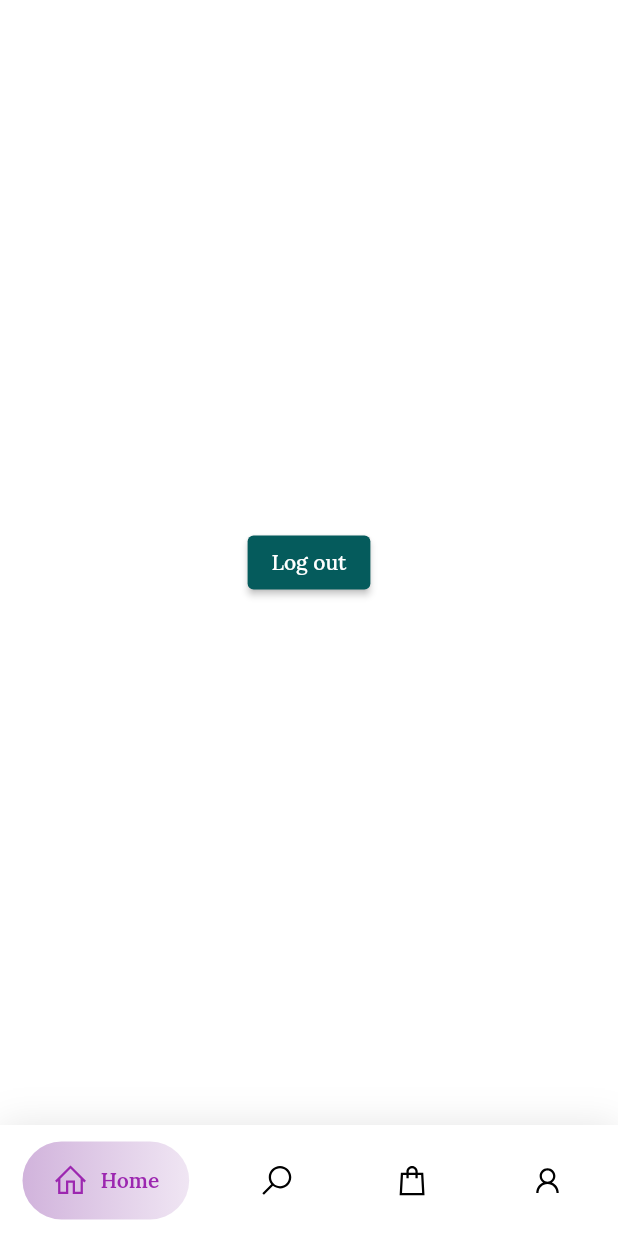
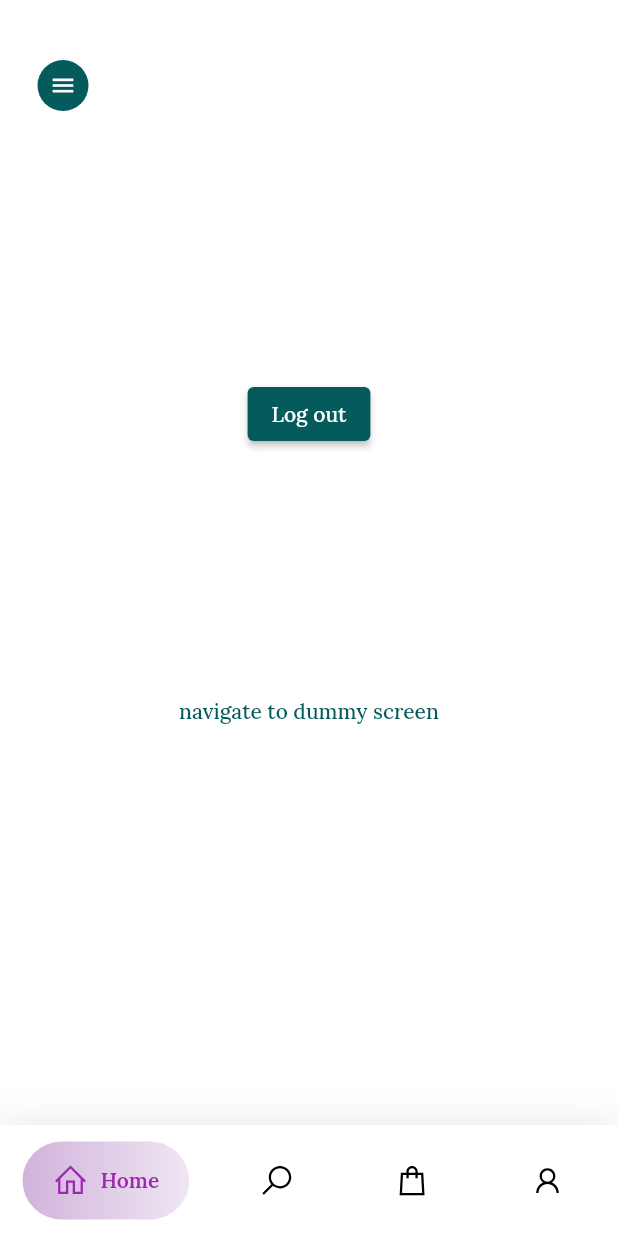
Before and after one commit to vaddiVaraPrasad/xerox, a Flutter app: the screen it shows once a user with an empty profile is signed in, on a phone screen of 412 x 824 dp. Run offline on Flutter 3.47's test engine with Material 2 defaults, Android fonts, the phone set to English and light mode, and no system bars; drawn by our look-alikes of google_nav_bar; our stand-ins replace cloud_firestore, firebase_auth, firebase_core, firebase_storage, font_awesome_flutter, get and 5 more; accounts and stored records are empty.

Commit message:
added drawers testing in subbranch

```diff
--- a/lib/main.dart
+++ b/lib/main.dart
@@ -12,14 +12,18 @@ import "./screens/auth/forget_password_Screen.dart";
 import "./screens/nav_drawers/navBar.dart";
 import "./screens/nav_drawers/drawer_screen.dart";
 
-import 'screens/home_screen.dart';
-import "screens/about_us_Screen.dart";
-import "screens/cart_Screen.dart";
-import "screens/ContactUs.dart";
-import "screens/orders_Screen.dart";
-import "screens/profile_Screen.dart";
-import "screens/rewards_screen.dart";
-import "screens/search_shop_screen.dart";
+import 'screens/dummy_screen.dart';
+import 'screens/home/home_nav_drawer_stack.dart';
+import 'screens/navBar_Screens/cart_Screen.dart';
+import "screens/drawer_Screens/ContactUs.dart";
+import "screens/navBar_Screens/home_screen.dart";
+import "screens/drawer_Screens/about_us_Screen.dart";
+import "screens/navBar_Screens/profile_Screen.dart";
+import "screens/drawer_Screens/orders_Screen.dart";
+import "screens/drawer_Screens/rewards_screen.dart";
+import "screens/navBar_Screens/search_shop_screen.dart";
+
+
 
 void main() async {
   WidgetsFlutterBinding.ensureInitialized();
@@ -53,7 +57,7 @@ class Xerox extends StatelessWidget {
         stream: FirebaseAuth.instance.authStateChanges(),
         builder: (context, snapshot) {
           if (snapshot.hasData) {
-            return const ButtonNavigationBar();
+            return const HomeNavDrawerSlider();
           } else if (snapshot.connectionState == ConnectionState.waiting) {
             return const CircularProgressIndicator();
           } else {
@@ -71,7 +75,8 @@ class Xerox extends StatelessWidget {
         OrderScreen.routeName: (context) => const OrderScreen(),
         ProfilePage.routeName: (context) => const ProfilePage(),
         rewardsScreen.routeName: (context) => const rewardsScreen(),
-        SearchShop.routeName: (context) => const SearchShop()
+        SearchShop.routeName: (context) => const SearchShop(),
+        DummyScreen.routeName : (context) => const DummyScreen()
       },
     );
   }
--- a/lib/screens/auth/forget_password_Screen.dart
+++ b/lib/screens/auth/forget_password_Screen.dart
@@ -103,7 +103,7 @@ class _ForgetPasswordScreenState extends State<ForgetPasswordScreen> {
           Expanded(
               flex: 5,
               child: Image.asset(
-                "image/forgotPassword.png",
+                "assets/image/forgotPassword.png",
                 fit: BoxFit.cover,
               )),
           Expanded(
--- a/lib/screens/auth/login_Screen.dart
+++ b/lib/screens/auth/login_Screen.dart
@@ -362,7 +362,7 @@ class _LoginScreenState extends State<LoginScreen> {
                             mainAxisAlignment: MainAxisAlignment.spaceEvenly,
                             children: [
                               Image.asset(
-                                "image/google.png",
+                                "assets/image/google.png",
                                 fit: BoxFit.cover,
                               ),
                               const Text(
--- a/lib/screens/auth/register_screen.dart
+++ b/lib/screens/auth/register_screen.dart
@@ -191,7 +191,7 @@ class _RegisterScreenState extends State<RegisterScreen> {
                             ? InkWell(
                                 onTap: pickProfilePic,
                                 child: Image.asset(
-                                  "image/add_profile_border.png",
+                                  "assets/image/add_profile_border.png",
                                   color: ColorPallets.deepBlue,
                                   height: 60,
                                   width: 60,
--- /dev/null
+++ b/lib/screens/home/home_nav_drawer_stack.dart
@@ -0,0 +1,95 @@
+import "package:flutter/material.dart";
+import 'package:xerox/utils/color_pallets.dart';
+
+import "../nav_drawers/drawer_screen.dart";
+import "../nav_drawers/navBar.dart";
+
+class HomeNavDrawerSlider extends StatefulWidget {
+  const HomeNavDrawerSlider({super.key});
+
+  @override
+  State<HomeNavDrawerSlider> createState() => _HomeNavDrawerSliderState();
+}
+
+class _HomeNavDrawerSliderState extends State<HomeNavDrawerSlider> {
+  double xOffset = 0;
+  double yOffset = 0;
+  double scaleFactor = 1;
+
+  bool isDrawerOpen = false;
+
+  @override
+  Widget build(BuildContext context) {
+    return Stack(
+      children: [
+        const HiddenDrawer(),
+        AnimatedContainer(
+          decoration: BoxDecoration(borderRadius: BorderRadius.circular(70)),
+          transform: Matrix4.translationValues(xOffset, yOffset, 0)
+            ..scale(scaleFactor),
+          duration: const Duration(milliseconds: 300),
+          child: const ButtonNavigationBar(),
+        ),
+        AnimatedContainer(
+          transform: Matrix4.translationValues(xOffset, yOffset, 0)
+            ..scale(scaleFactor),
+          duration: const Duration(milliseconds: 300),
+          child: Align(
+              alignment: Alignment.topLeft,
+              child: !isDrawerOpen
+                  ? GestureDetector(
+                      onTap: () {
+                        print("menu button is presssed on home screen");
+                        setState(() {
+                          xOffset = 230;
+                          yOffset = 150;
+                          scaleFactor = .6;
+                          isDrawerOpen = true;
+                        });
+                      },
+                      child: Container(
+                          decoration: BoxDecoration(
+                            borderRadius: BorderRadius.circular(40),
+                            color: ColorPallets.deepBlue,
+                          ),
+                          padding: const EdgeInsets.all(8),
+                          margin: const EdgeInsets.only(top: 40, left: 25),
+                          child: const Icon(
+                            Icons.menu,
+                            color: ColorPallets.white,
+                            size: 18,
+                          )),
+                    )
+                  : GestureDetector(
+                      onTap: () {
+                        print("back button is pressed ");
+                        setState(() {
+                          xOffset = 0;
+                          yOffset = 0;
+                          scaleFactor = 1;
+                          isDrawerOpen = false;
+                        });
+                      },
+                      child: Container(
+                          decoration: BoxDecoration(
+                            borderRadius: BorderRadius.circular(40),
+                            color: ColorPallets.deepBlue,
+                          ),
+                          padding: const EdgeInsets.only(
+                            left: 10,
+                            right: 8,
+                            top: 8,
+                            bottom: 8,
+                          ),
+                          margin: const EdgeInsets.only(top: 40, left: 25),
+                          child: const Icon(
+                            Icons.arrow_back_ios,
+                            size: 30,
+                            color: ColorPallets.white,
+                          )),
+                    )),
+        )
+      ],
+    );
+  }
+}
--- a/lib/screens/home_screen.dart
+++ /dev/null
@@ -1,21 +0,0 @@
-import "package:flutter/material.dart";
-
-import "package:firebase_auth/firebase_auth.dart";
-
-class HomeScreen extends StatelessWidget {
-  static const routeName = "/homeScreen";
-
-  const HomeScreen({super.key});
-
-  @override
-  Widget build(BuildContext context) {
-    return Center(
-      child: ElevatedButton(
-        onPressed: () async {
-          await FirebaseAuth.instance.signOut();
-        },
-        child: Text("Log out"),
-      ),
-    );
-  }
-}
--- /dev/null
+++ b/lib/screens/navBar_Screens/home_screen.dart
@@ -0,0 +1,43 @@
+import "package:flutter/material.dart";
+
+import "package:firebase_auth/firebase_auth.dart";
+import 'package:xerox/screens/dummy_screen.dart';
+
+class HomeScreen extends StatefulWidget {
+  static const routeName = "/homeScreen";
+
+  const HomeScreen({super.key});
+
+  @override
+  State<HomeScreen> createState() => _HomeScreenState();
+}
+
+class _HomeScreenState extends State<HomeScreen> {
+  @override
+  Widget build(BuildContext context) {
+    return AnimatedContainer(
+      duration: const Duration(microseconds: 200),
+      child: Column(
+        mainAxisAlignment: MainAxisAlignment.center,
+        children: [
+          Center(
+            child: ElevatedButton(
+              onPressed: () async {
+                await FirebaseAuth.instance.signOut();
+              },
+              child: Text("Log out"),
+            ),
+          ),
+          SizedBox(
+            height: 150,
+          ),
+          TextButton(
+              onPressed: () {
+                Navigator.of(context).pushNamed(DummyScreen.routeName);
+              },
+              child: Text("navigate to dummy screen"))
+        ],
+      ),
+    );
+  }
+}
--- a/lib/screens/nav_drawers/drawer_screen.dart
+++ b/lib/screens/nav_drawers/drawer_screen.dart
@@ -0,0 +1,13 @@
+import "package:flutter/material.dart";
+import 'package:xerox/utils/color_pallets.dart';
+
+class HiddenDrawer extends StatelessWidget {
+  const HiddenDrawer({super.key});
+
+  @override
+  Widget build(BuildContext context) {
+    return Container(
+      color: ColorPallets.lightBlue,
+    );
+  }
+}
--- a/pubspec.yaml
+++ b/pubspec.yaml
@@ -44,6 +44,7 @@ dependencies:
   animations: ^2.0.7
   google_nav_bar: ^5.0.6
   line_icons: ^2.0.1
+  hidden_drawer_menu: ^3.0.1
 
 
   # The following adds the Cupertino Icons font to your application.
```
Also changed, not shown: lib/screens/dummy_screen.dart (added, +16 -0 lines), lib/screens/nav_drawers/hidden_drawer.dart (added, +116 -0 lines), lib/screens/nav_drawers/navBar.dart (+4 -4 lines), lib/screens/drawer_Screens/ContactUs.dart (renamed from lib/screens/ContactUs.dart), lib/screens/drawer_Screens/about_us_Screen.dart (renamed from lib/screens/about_us_Screen.dart), lib/screens/drawer_Screens/orders_Screen.dart (renamed from lib/screens/orders_Screen.dart), lib/screens/drawer_Screens/rewards_screen.dart (renamed from lib/screens/rewards_screen.dart), lib/screens/navBar_Screens/cart_Screen.dart (renamed from lib/screens/cart_Screen.dart), lib/screens/navBar_Screens/profile_Screen.dart (renamed from lib/screens/profile_Screen.dart), lib/screens/navBar_Screens/search_shop_screen.dart (renamed from lib/screens/search_shop_screen.dart), pubspec.lock.
